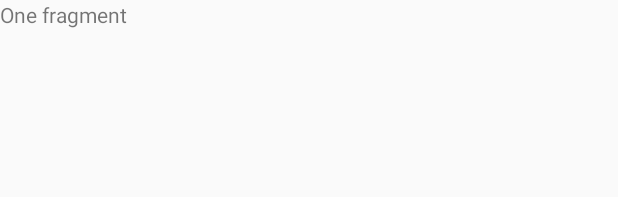
After one commit to eduramza/TabLayout-Tutorial, an Android app: the layout fragment_one.xml on its own in the app's theme, with its tools: preview values and no code run, on a phone screen of 412 x 824 dp. The commit adds this screen. Shown: the top 197 px of the screen. Run offline under Robolectric (Android 15) with nearby library versions, the phone set to English and light mode, and no system bars.

Commit message:
fragments configured

```diff
--- a/app/build.gradle
+++ b/app/build.gradle
@@ -30,6 +30,10 @@ dependencies {
     implementation 'androidx.core:core-ktx:1.3.1'
     implementation 'androidx.appcompat:appcompat:1.2.0'
     implementation 'androidx.constraintlayout:constraintlayout:1.1.3'
+
+    implementation 'com.google.android.material:material:1.2.0'
+    implementation 'androidx.legacy:legacy-support-v4:1.0.0'
+
     testImplementation 'junit:junit:4.12'
     androidTestImplementation 'androidx.test.ext:junit:1.1.1'
     androidTestImplementation 'androidx.test.espresso:espresso-core:3.2.0'
--- /dev/null
+++ b/app/src/main/res/layout/fragment_one.xml
@@ -0,0 +1,14 @@
+<?xml version="1.0" encoding="utf-8"?>
+<FrameLayout xmlns:android="http://schemas.android.com/apk/res/android"
+    xmlns:tools="http://schemas.android.com/tools"
+    android:layout_width="match_parent"
+    android:layout_height="match_parent"
+    tools:context=".main.ui.OneFragment">
+
+    <!-- TODO: Update blank fragment layout -->
+    <TextView
+        android:layout_width="match_parent"
+        android:layout_height="match_parent"
+        android:text="@string/one_fragment" />
+
+</FrameLayout>
--- a/app/src/main/res/values/strings.xml
+++ b/app/src/main/res/values/strings.xml
@@ -1,3 +1,7 @@
 <resources>
     <string name="app_name">TabLayoutTutorial</string>
+    <!-- TODO: Remove or change this placeholder text -->
+    <string name="one_fragment">One fragment</string>
+    <string name="two_fragment">Two fragment</string>
+    <string name="three_fragment">Three fragment</string>
 </resources>
```
Also changed, not shown: app/src/main/java/com/eduramza/tablayouttutorial/main/ui/OneFragment.kt (added, +23 -0 lines), app/src/main/java/com/eduramza/tablayouttutorial/main/ui/ThreeFragment.kt (added, +23 -0 lines), app/src/main/java/com/eduramza/tablayouttutorial/main/ui/TwoFragment.kt (added, +23 -0 lines), app/src/main/res/layout/activity_main.xml (+12 -0 lines), app/src/main/res/layout/fragment_three.xml (added, +14 -0 lines), app/src/main/res/layout/fragment_two.xml (added, +14 -0 lines).
